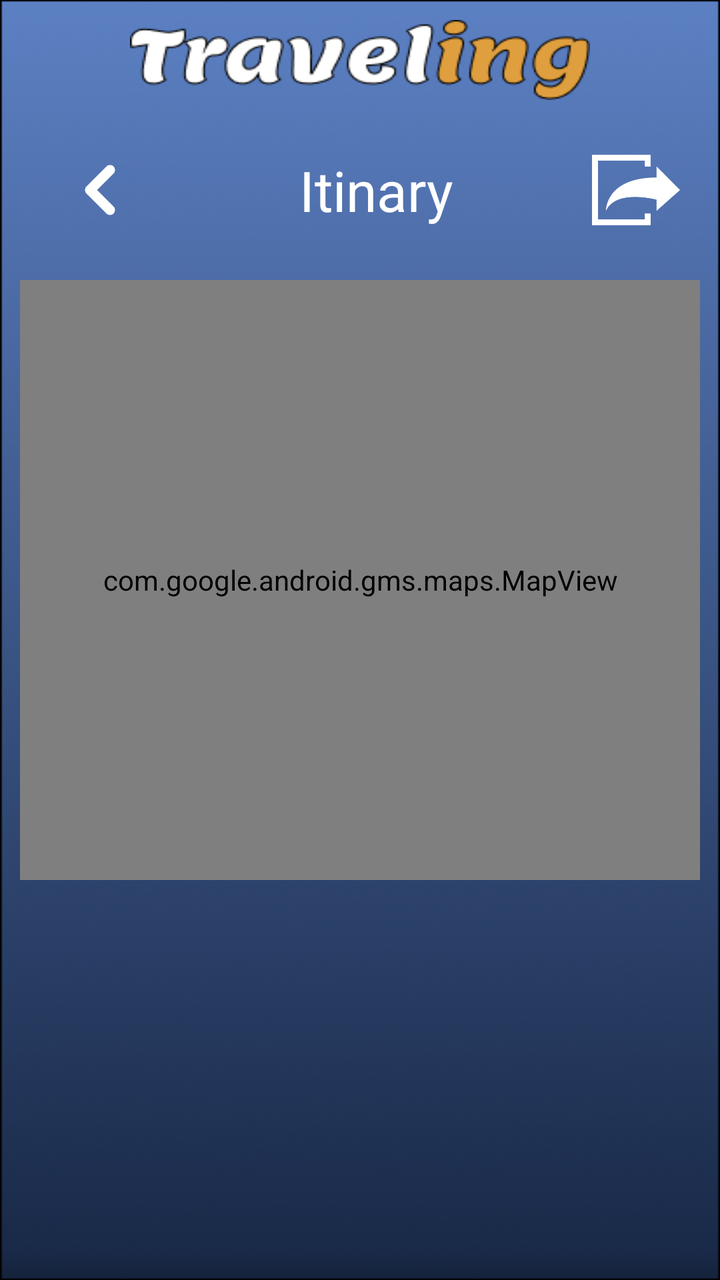
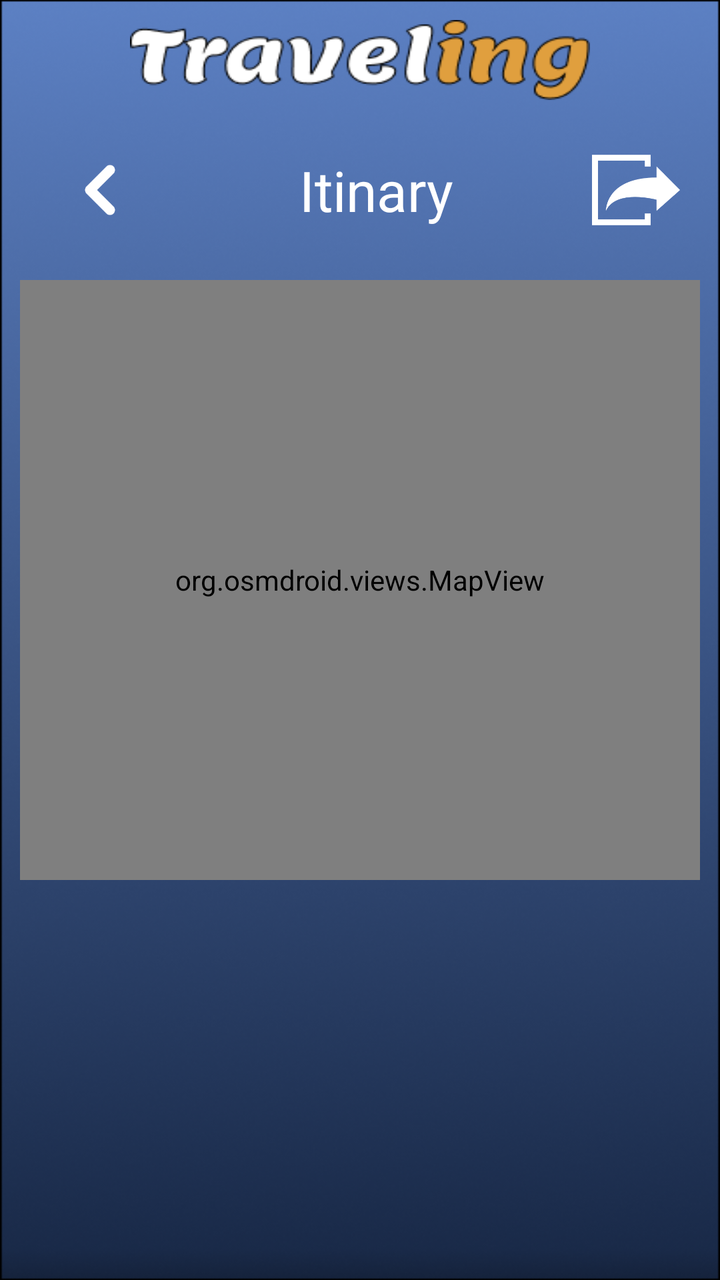

The first picture is an Android layout as it rendered before a commit; the second is the same layout after the commit. The layout source and the unified diff follow.
<!-- AndroidManifest.xml: application theme Theme.Traveling -->
<!-- res/layout/activity_path.xml -->
<?xml version="1.0" encoding="utf-8"?>
<LinearLayout xmlns:android="http://schemas.android.com/apk/res/android"
    android:layout_width="match_parent"
    android:layout_height="match_parent"
    android:orientation="vertical"
    android:background="@drawable/bck"
    android:fitsSystemWindows="true">

    <LinearLayout
        android:layout_width="match_parent"
        android:layout_height="60dp"
        android:orientation="horizontal"
        android:gravity="center"
        android:paddingStart="16dp"
        android:paddingEnd="16dp">

        <TextView
            android:layout_width="230dp"
            android:layout_height="40dp"
            android:gravity="center"
            android:background="@drawable/traveling"
            android:contentDescription="Traveling logo" />
    </LinearLayout>

    <LinearLayout
        android:layout_width="match_parent"
        android:layout_height="wrap_content"
        android:paddingVertical="5dp"
        android:paddingHorizontal="20dp"
        android:gravity="center"
        android:orientation="horizontal">
        <ImageView
            android:id="@+id/btn_back"
            android:layout_width="60dp"
            android:layout_height="60dp"
            android:background="@drawable/chevron_left"/>
        <TextView
            android:layout_width="0dp"
            android:layout_height="match_parent"
            android:layout_weight="1"
            android:gravity="center"
            android:text="@string/itinary"
            android:textColor="@color/white"
            android:textSize="28sp"/>
        <ImageView
            android:id="@+id/btn_export"
            android:layout_width="44dp"
            android:layout_height="44dp"
            android:background="@drawable/export_icon"/>

    </LinearLayout>


    <ScrollView
        android:layout_width="match_parent"
        android:layout_height="match_parent">
        <LinearLayout
            android:id="@+id/layout_results"
            android:layout_width="match_parent"
            android:layout_height="0dp"
            android:paddingHorizontal="10dp"
            android:paddingVertical="10dp"
            android:orientation="vertical">


            <com.google.android.gms.maps.MapView
                android:id="@+id/mapView"
                android:layout_width="match_parent"
                android:layout_height="300dp" />
        </LinearLayout>
    </ScrollView>

</LinearLayout>
<!-- resources referenced by this layout -->
<resources>
  <color name="white">#FFFFFFFF</color>
  <!-- drawable bck: png bitmap (drawable, 207456 bytes) -->
  <!-- drawable chevron_left: png bitmap (drawable, 1033 bytes) -->
  <!-- drawable export_icon: png bitmap (drawable, 2077 bytes) -->
  <!-- drawable traveling: png bitmap (drawable, 6269 bytes) -->
  <string name="itinary">Itinary</string>
  <style name="Theme.Traveling" parent="Base.Theme.Traveling" />
  <style name="Base.Theme.Traveling" parent="Theme.AppCompat.Light.NoActionBar">
          
          
          <item name="textAllCaps">false</item>
          <item name="android:textStyle">normal</item>
          <item name="android:fontFamily">sans-serif</item>
  
          <item name="colorPrimary">@color/orange</item>
          <item name="colorPrimaryDark">@color/orange</item>
          <item name="colorAccent">@color/orange</item>
          <item name="android:colorButtonNormal">@color/orange</item>
      </style>
  <color name="orange">#E09F3E</color>
</resources>

<!-- the commit's change to res/layout/activity_path.xml (unified diff, before → after) -->
@@ -63,7 +63,7 @@
             android:orientation="vertical">
 
 
-            <com.google.android.gms.maps.MapView
+            <org.osmdroid.views.MapView
                 android:id="@+id/mapView"
                 android:layout_width="match_parent"
                 android:layout_height="300dp" />
